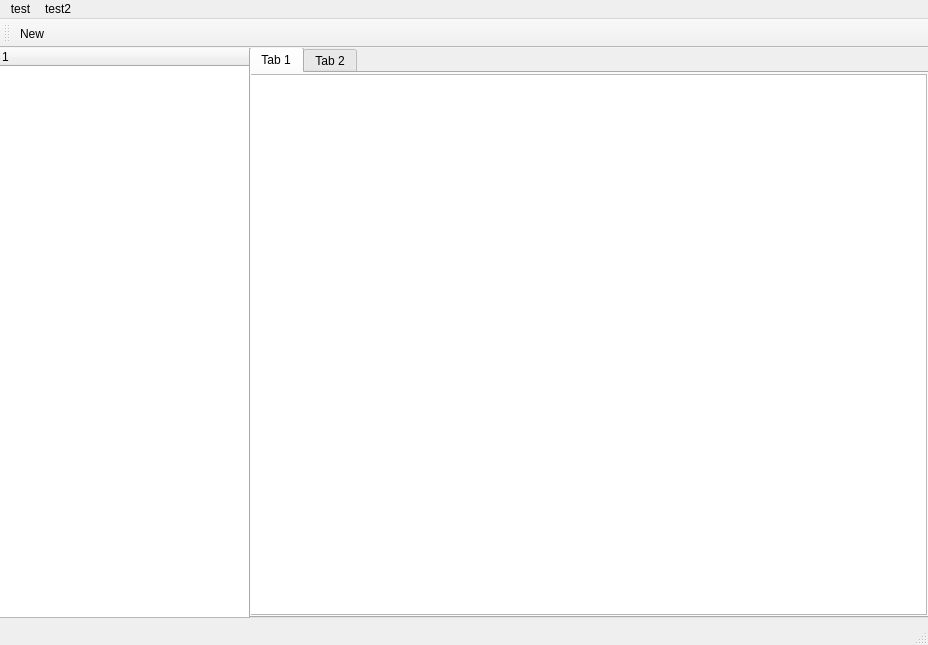
The window that projects/ores.qt/main_window.ui (OreStudio/OreStudio) describes before a commit, drawn with Qt 5.
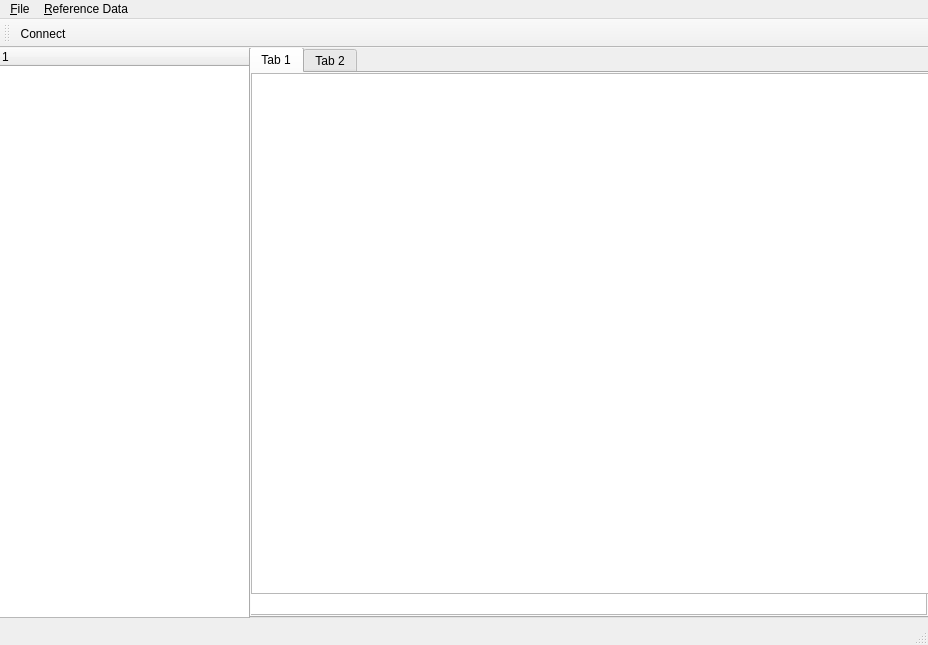
The same window after the commit. Icons and pictures are not drawn.

Commit message: qt: add basic currency display

What changed in the file:
```diff
--- a/projects/ores.qt/main_window.ui
+++ b/projects/ores.qt/main_window.ui
@@ -61,6 +61,16 @@
           </rect>
          </property>
         </widget>
+        <widget class="QTableView" name="currencyTableView">
+         <property name="geometry">
+          <rect>
+           <x>0</x>
+           <y>0</y>
+           <width>681</width>
+           <height>521</height>
+          </rect>
+         </property>
+        </widget>
        </widget>
        <widget class="QWidget" name="tab_2">
         <attribute name="title">
@@ -83,14 +93,14 @@
    </property>
    <widget class="QMenu" name="menutest">
     <property name="title">
-     <string>test</string>
+     <string>&amp;File</string>
     </property>
     <addaction name="actiontest1"/>
     <addaction name="actiontest2"/>
    </widget>
    <widget class="QMenu" name="menutest2">
     <property name="title">
-     <string>test2</string>
+     <string>&amp;Reference Data</string>
     </property>
     <addaction name="actiontest4"/>
    </widget>
@@ -108,7 +118,7 @@
    <attribute name="toolBarBreak">
     <bool>false</bool>
    </attribute>
-   <addaction name="actionNew"/>
+   <addaction name="ActionConnect"/>
   </widget>
   <action name="actiontest1">
    <property name="text">
@@ -120,23 +130,12 @@
     <string>test2</string>
    </property>
   </action>
-  <action name="actiontest4">
-   <property name="text">
-    <string>test4</string>
-   </property>
-  </action>
-  <action name="actionNew">
+  <action name="ActionConnect">
    <property name="icon">
     <iconset theme="accessories-calculator"/>
    </property>
    <property name="text">
-    <string>New</string>
-   </property>
-   <property name="toolTip">
-    <string>New</string>
-   </property>
-   <property name="menuRole">
-    <enum>QAction::TextHeuristicRole</enum>
+    <string>&amp;Connect</string>
    </property>
   </action>
  </widget>
```
Left out of the diff: 20 changed lines with no effect on the pictures. The commit also changes 3 other files.
